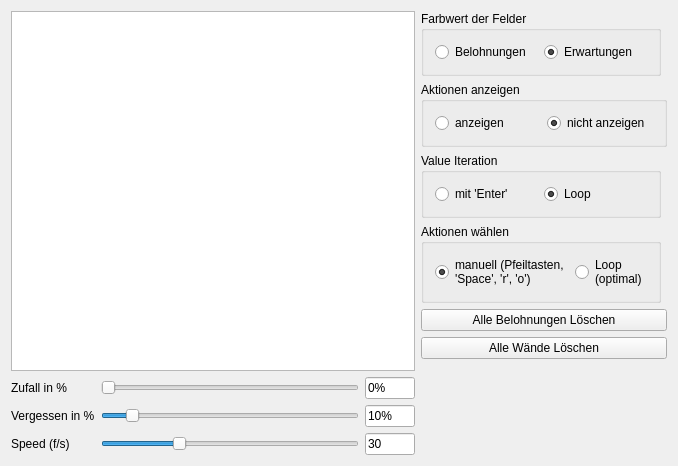
The window that usr/RL/LangeNacht/langenacht.ui (cambyse/PO-LGP) describes before a commit, drawn with Qt 5.
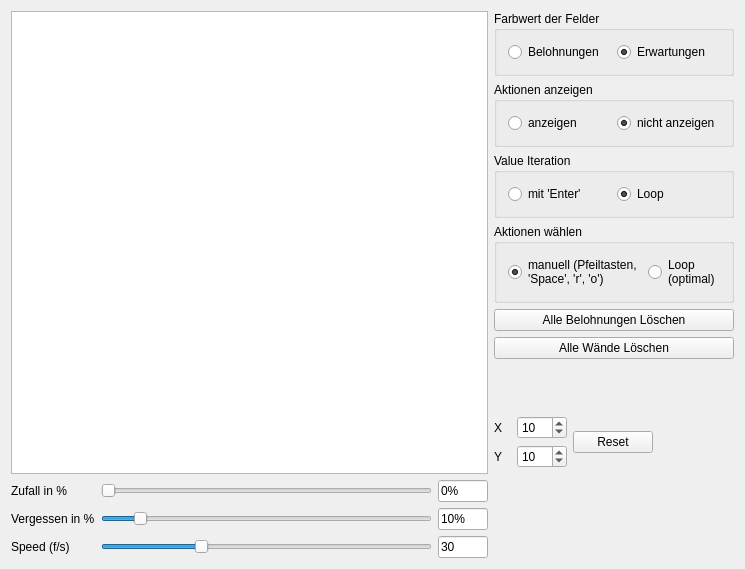
The same window after the commit.

Commit message: Adding some functionality (e.g. visualization of action values)

Patch:
```diff
--- a/usr/RL/LangeNacht/langenacht.ui
+++ b/usr/RL/LangeNacht/langenacht.ui
@@ -6,39 +6,32 @@
    <rect>
     <x>0</x>
     <y>0</y>
-    <width>678</width>
-    <height>458</height>
+    <width>745</width>
+    <height>569</height>
    </rect>
   </property>
   <property name="windowTitle">
    <string>LangeNacht</string>
   </property>
   <layout class="QGridLayout" name="gridLayout">
-   <item row="1" column="0" rowspan="8" colspan="3">
+   <item row="1" column="0" rowspan="10" colspan="3">
     <widget class="QGraphicsView" name="_wDisplay"/>
    </item>
-   <item row="5" column="3" colspan="2">
+   <item row="5" column="3" colspan="4">
     <widget class="QPushButton" name="_wDeleteAllRewards">
      <property name="text">
       <string>Alle Belohnungen Löschen</string>
      </property>
     </widget>
    </item>
-   <item row="7" column="3">
-    <spacer name="verticalSpacer">
-     <property name="orientation">
-      <enum>Qt::Vertical</enum>
-     </property>
-     <property name="sizeHint" stdset="0">
-      <size>
-       <width>20</width>
-       <height>40</height>
-      </size>
-     </property>
-    </spacer>
-   </item>
-   <item row="9" column="1">
+   <item row="11" column="1">
     <widget class="QSlider" name="_wRandom">
+     <property name="minimumSize">
+      <size>
+       <width>150</width>
+       <height>0</height>
+      </size>
+     </property>
      <property name="maximum">
       <number>100</number>
      </property>
@@ -47,7 +40,7 @@
      </property>
     </widget>
    </item>
-   <item row="9" column="2">
+   <item row="11" column="2">
     <widget class="QLineEdit" name="_wRandomValue">
      <property name="maximumSize">
       <size>
@@ -60,22 +53,28 @@
      </property>
     </widget>
    </item>
-   <item row="9" column="0">
+   <item row="11" column="0">
     <widget class="QLabel" name="label">
      <property name="text">
       <string>Zufall in %</string>
      </property>
     </widget>
    </item>
-   <item row="10" column="0">
+   <item row="12" column="0">
     <widget class="QLabel" name="label_2">
      <property name="text">
       <string>Vergessen in %</string>
      </property>
     </widget>
    </item>
-   <item row="10" column="1">
+   <item row="12" column="1">
     <widget class="QSlider" name="_wDiscount">
+     <property name="minimumSize">
+      <size>
+       <width>150</width>
+       <height>0</height>
+      </size>
+     </property>
      <property name="maximum">
       <number>100</number>
      </property>
@@ -87,7 +86,7 @@
      </property>
     </widget>
    </item>
-   <item row="10" column="2">
+   <item row="12" column="2">
     <widget class="QLineEdit" name="_wDiscountValue">
      <property name="maximumSize">
       <size>
@@ -100,14 +99,14 @@
      </property>
     </widget>
    </item>
-   <item row="6" column="3" colspan="2">
+   <item row="6" column="3" colspan="4">
     <widget class="QPushButton" name="_wDeleteAllWalls">
      <property name="text">
       <string>Alle Wände Löschen</string>
      </property>
     </widget>
    </item>
-   <item row="2" column="3" colspan="2">
+   <item row="2" column="3" colspan="4">
     <widget class="QGroupBox" name="groupBox">
      <property name="title">
       <string>Aktionen anzeigen</string>
@@ -136,7 +135,7 @@
      </layout>
     </widget>
    </item>
-   <item row="1" column="3">
+   <item row="1" column="3" colspan="4">
     <widget class="QGroupBox" name="groupBox_2">
      <property name="title">
       <string>Farbwert der Felder</string>
@@ -162,7 +161,7 @@
      </layout>
     </widget>
    </item>
-   <item row="3" column="3">
+   <item row="3" column="3" colspan="4">
     <widget class="QGroupBox" name="groupBox_3">
      <property name="title">
       <string>Value Iteration</string>
@@ -188,7 +187,7 @@
      </layout>
     </widget>
    </item>
-   <item row="4" column="3">
+   <item row="4" column="3" colspan="4">
     <widget class="QGroupBox" name="groupBox_4">
      <property name="title">
       <string>Aktionen wählen</string>
@@ -216,15 +215,21 @@
      </layout>
     </widget>
    </item>
-   <item row="11" column="0">
+   <item row="13" column="0">
     <widget class="QLabel" name="label_3">
      <property name="text">
       <string>Speed (f/s)</string>
      </property>
     </widget>
    </item>
-   <item row="11" column="1">
+   <item row="13" column="1">
     <widget class="QSlider" name="_wSpeed">
+     <property name="minimumSize">
+      <size>
+       <width>150</width>
+       <height>0</height>
+      </size>
+     </property>
      <property name="minimum">
       <number>1</number>
      </property>
@@ -239,7 +244,7 @@
      </property>
     </widget>
    </item>
-   <item row="11" column="2">
+   <item row="13" column="2">
     <widget class="QLineEdit" name="_wSpeedValue">
      <property name="maximumSize">
       <size>
@@ -252,6 +257,78 @@
      </property>
     </widget>
    </item>
+   <item row="8" column="4">
+    <widget class="QSpinBox" name="_wXSize">
+     <property name="maximumSize">
+      <size>
+       <width>50</width>
+       <height>16777215</height>
+      </size>
+     </property>
+     <property name="value">
+      <number>10</number>
+     </property>
+    </widget>
+   </item>
+   <item row="9" column="4">
+    <widget class="QSpinBox" name="_wYSize">
+     <property name="maximumSize">
+      <size>
+       <width>50</width>
+       <height>16777215</height>
+      </size>
+     </property>
+     <property name="value">
+      <number>10</number>
+     </property>
+    </widget>
+   </item>
+   <item row="8" column="5" rowspan="2">
+    <widget class="QPushButton" name="_wReset">
+     <property name="text">
+      <string>Reset</string>
+     </property>
+    </widget>
+   </item>
+   <item row="8" column="3">
+    <widget class="QLabel" name="label_4">
+     <property name="maximumSize">
+      <size>
+       <width>17</width>
+       <height>16777215</height>
+      </size>
+     </property>
+     <property name="text">
+      <string>X</string>
+     </property>
+    </widget>
+   </item>
+   <item row="9" column="3">
+    <widget class="QLabel" name="label_5">
+     <property name="maximumSize">
+      <size>
+       <width>17</width>
+       <height>16777215</height>
+      </size>
+     </property>
+     <property name="text">
+      <string>Y</string>
+     </property>
+    </widget>
+   </item>
+   <item row="7" column="4">
+    <spacer name="verticalSpacer_2">
+     <property name="orientation">
+      <enum>Qt::Vertical</enum>
+     </property>
+     <property name="sizeHint" stdset="0">
+      <size>
+       <width>20</width>
+       <height>40</height>
+      </size>
+     </property>
+    </spacer>
+   </item>
   </layout>
  </widget>
  <layoutdefault spacing="6" margin="11"/>
```
Left out of the diff: 35 changed lines with no effect on the pictures. The commit also changes 8 other files.
